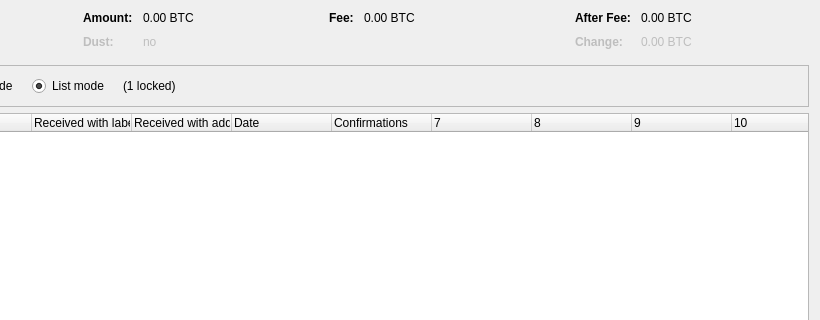
Qt form src/qt/forms/coincontroldialog.ui (SenatorJohnMcLaughlin/TestCoin) before a commit; both pictures show x 180 to 1000 and y 0 to 320 of the 1000 by 500 pixel window.
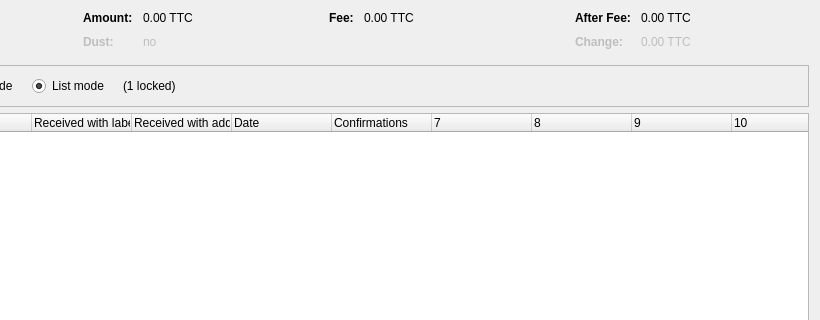
The same form after that commit. Custom widgets are drawn as their Qt base class.

```diff
--- a/src/qt/forms/coincontroldialog.ui
+++ b/src/qt/forms/coincontroldialog.ui
@@ -132,7 +132,7 @@
           <enum>Qt::ActionsContextMenu</enum>
          </property>
          <property name="text">
-          <string notr="true">0.00 BTC</string>
+          <string notr="true">0.00 TTC</string>
          </property>
          <property name="textInteractionFlags">
           <set>Qt::LinksAccessibleByMouse|Qt::TextSelectableByKeyboard|Qt::TextSelectableByMouse</set>
@@ -212,7 +212,7 @@
           <enum>Qt::ActionsContextMenu</enum>
          </property>
          <property name="text">
-          <string notr="true">0.00 BTC</string>
+          <string notr="true">0.00 TTC</string>
          </property>
          <property name="textInteractionFlags">
           <set>Qt::LinksAccessibleByMouse|Qt::TextSelectableByKeyboard|Qt::TextSelectableByMouse</set>
@@ -257,7 +257,7 @@
           <enum>Qt::ActionsContextMenu</enum>
          </property>
          <property name="text">
-          <string notr="true">0.00 BTC</string>
+          <string notr="true">0.00 TTC</string>
          </property>
          <property name="textInteractionFlags">
           <set>Qt::LinksAccessibleByMouse|Qt::TextSelectableByKeyboard|Qt::TextSelectableByMouse</set>
@@ -292,7 +292,7 @@
           <enum>Qt::ActionsContextMenu</enum>
          </property>
          <property name="text">
-          <string notr="true">0.00 BTC</string>
+          <string notr="true">0.00 TTC</string>
          </property>
          <property name="textInteractionFlags">
           <set>Qt::LinksAccessibleByMouse|Qt::TextSelectableByKeyboard|Qt::TextSelectableByMouse</set>
```
